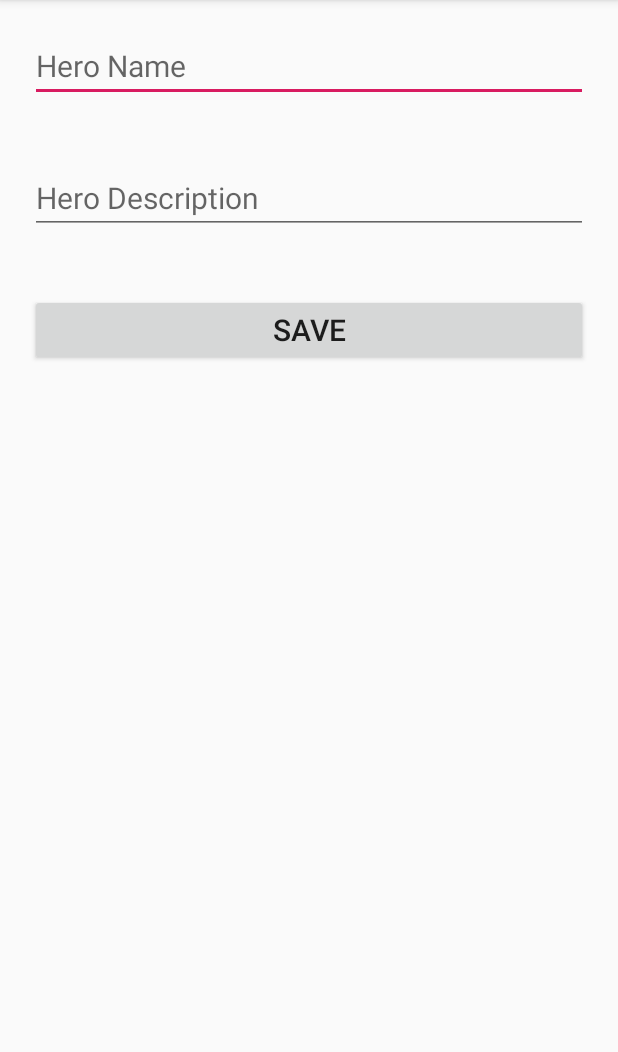
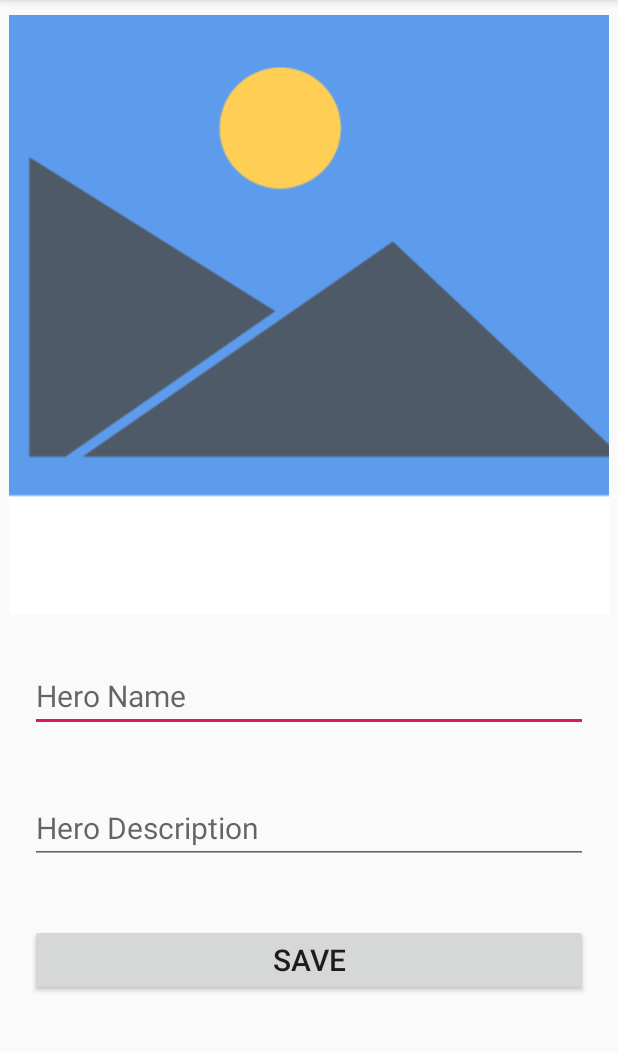
Before and after one commit to amarpudasaini07/APIexample, an Android app: the screen it shows after launch (MainActivity), on a phone screen of 412 x 824 dp, the part 84-1136 px from its top. Run offline under Robolectric (Android 15) with nearby library versions, the phone set to English and light mode, and no system bars.

Commit message:
Browse Image sucessfully

```diff
--- a/app/src/main/res/layout/activity_main.xml
+++ b/app/src/main/res/layout/activity_main.xml
@@ -6,6 +6,15 @@
     android:layout_height="match_parent"
     android:orientation="vertical"
     tools:context=".MainActivity">
+
+    <ImageView
+        android:id="@+id/imgProfile"
+        android:layout_width="400dp"
+        android:layout_height="400dp"
+        android:layout_margin="10dp"
+        android:scaleType="center"
+        android:src="@drawable/icon"
+        android:layout_gravity="center"/>
 
     <EditText
         android:layout_width="match_parent"
```
Also changed, not shown: app/src/main/java/com/apiexample/MainActivity.java (+62 -0 lines), app/src/main/res/drawable/icon.png (added).
